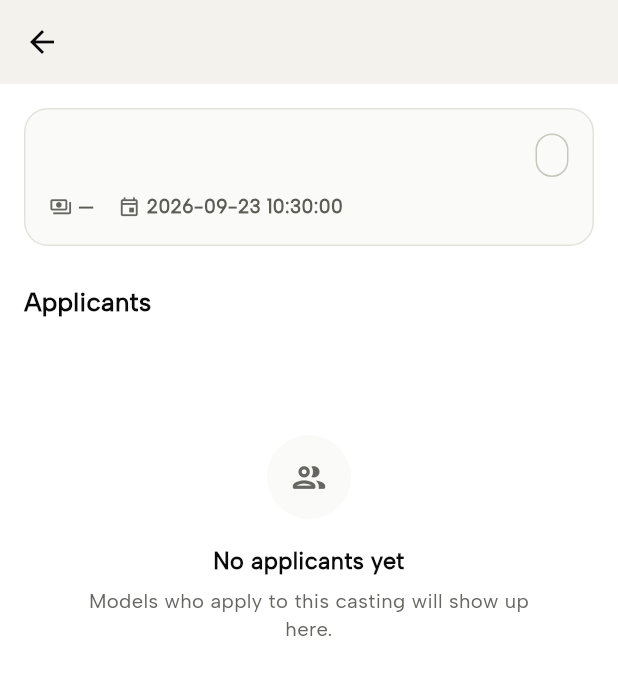
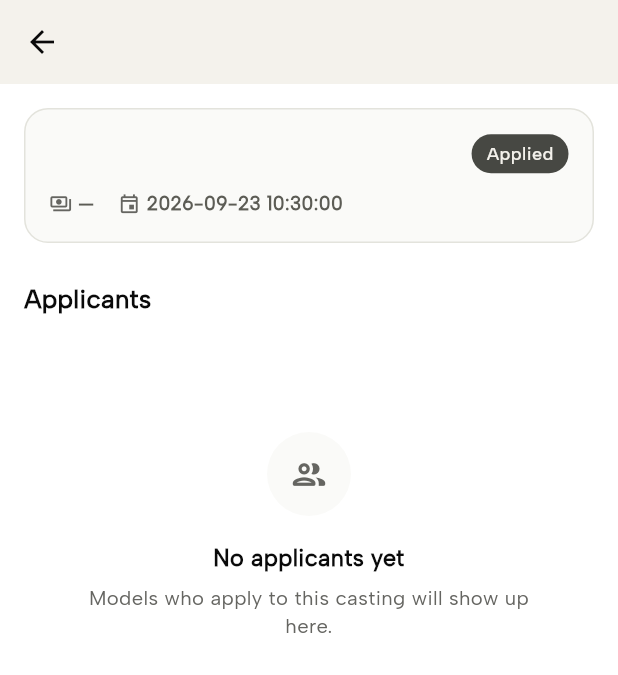
Before and after one commit to Harshilagg/ModelX, a Flutter app: the CastingDetailPage screen opened directly with empty values, on a phone screen of 412 x 824 dp. Shown: the top 675 px of the screen. Run offline on Flutter 3.47's test engine with Material 3 defaults, Android fonts, the phone set to English and light mode, and no system bars; our stand-ins replace app_links, cloud_firestore, firebase_auth, firebase_core, google_fonts, google_generative_ai and 3 more; missing offline and left inert: cryptography; accounts and stored records are empty.

Commit message:
Route the old shared widgets onto the new ones
AppButton forwards to the shared pill, which moves every brand and
agency screen onto the new button shape without editing each one --
the same leverage the type roles use.

Its destructive variant collapses into the outlined one. The palette
has a rejected hue, but it is a fill for status, and a red button in a
design with a single accent reads as an error state rather than as an
action. The wording carries the warning.

StatusPill forwards to AppStatusBadge, which removes the second
classifier. The two disagreed: this one rendered shortlisted and
negotiating identically while the board gave them different meanings,
and its "not selected" branch could be reached by a value the board
read as a booking.

AppTextField is deliberately left alone. It wraps TextFormField and
carries a validator, and the brand and agency forms call
Form.validate() -- forwarding it to the kit's field, which is not a
form field, would silently stop those forms validating. It already
renders in the new family and palette through the input theme, so the
only thing it does not pick up is the 52pt shape. That belongs to the
day those screens are rebuilt.

```diff
--- a/lib/ui/app_theme.dart
+++ b/lib/ui/app_theme.dart
@@ -14,6 +14,7 @@ class AppColors {
   static const Color paperRaised = Color(0xFFFAFAF8);
   static const Color ink = Color(0xFF0A0A0A);
   static const Color inkSoft = Color(0xFF5C5C55);
+
   /// Secondary text.
   ///
   /// Darkened from #8C8C83, which measured 3.03:1 on paper -- readable
--- a/lib/widgets/status_pill.dart
+++ b/lib/widgets/status_pill.dart
@@ -1,116 +1,26 @@
 import 'package:flutter/material.dart';
-import '../ui/app_theme.dart';
 
-/// A single, consistent status indicator for casting/gig application
-/// status — replaces the duplicated `_statusBadge` helpers previously
-/// reimplemented separately in GigCard, CastingCard, and JobsPage.
+import 'kit/kit.dart';
+
+/// A status indicator, as the agency and brand screens ask for it.
 ///
-/// Accepts the raw status string as stored in Firestore (case-insensitive,
-/// e.g. 'applied', 'SHORTLISTED', 'Negotiating', 'ACCEPTED', 'open',
-/// 'draft', 'rejected', 'booked') and maps it to a consistent look.
+/// Forwards to [AppStatusBadge] rather than keeping its own mapping.
+/// There were two classifiers in the app doing the same job from
+/// different vocabularies -- this one and the board's -- and they
+/// disagreed: it rendered 'shortlisted' and 'negotiating' identically
+/// while the board gave them different meanings, and its "not selected"
+/// branch could be reached by a value the board read as a booking.
+///
+/// Kept as a name rather than deleted because six screens reference it,
+/// and swapping a type across all of them is a rename for the day those
+/// screens are rebuilt, not for today.
 class StatusPill extends StatelessWidget {
+  /// The raw status as stored -- case and wording vary by which screen
+  /// wrote it.
   final String status;
 
   const StatusPill({super.key, required this.status});
 
-  _StatusStyle get _style {
-    switch (status.toUpperCase()) {
-      case 'APPLIED':
-      case 'PENDING':
-        return _StatusStyle(
-          label: 'Applied',
-          fg: AppColors.inkSoft,
-          bg: AppColors.paperRaised,
-          border: AppColors.lineStrong,
-        );
-      case 'SHORTLISTED':
-        return _StatusStyle(
-          label: 'Shortlisted',
-          fg: AppColors.gold,
-          bg: AppColors.goldBg,
-          border: Colors.transparent,
-        );
-      case 'NEGOTIATING':
-        return _StatusStyle(
-          label: 'Negotiating',
-          fg: AppColors.gold,
-          bg: AppColors.goldBg,
-          border: Colors.transparent,
-        );
-      case 'ACCEPTED':
-      case 'BOOKED':
-        return _StatusStyle(
-          label: status.toUpperCase() == 'BOOKED' ? 'Booked' : 'Accepted',
-          fg: AppColors.paper,
-          bg: AppColors.ink,
-          border: Colors.transparent,
-        );
-      case 'OPEN':
-        return _StatusStyle(
-          label: 'Open',
-          fg: AppColors.success,
-          bg: AppColors.successBg,
-          border: Colors.transparent,
-        );
-      case 'DRAFT':
-        return _StatusStyle(
-          label: 'Draft',
-          fg: AppColors.inkFaint,
-          bg: AppColors.paperRaised,
-          border: AppColors.lineStrong,
-        );
-      case 'REJECTED':
-      case 'CLOSED':
-        return _StatusStyle(
-          label: status.toUpperCase() == 'CLOSED' ? 'Closed' : 'Not selected',
-          fg: AppColors.select,
-          bg: AppColors.paperRaised,
-          border: Colors.transparent,
-        );
-      default:
-        return _StatusStyle(
-          label: status,
-          fg: AppColors.inkSoft,
-          bg: AppColors.paperRaised,
-          border: AppColors.lineStrong,
-        );
-    }
-  }
-
   @override
-  Widget build(BuildContext context) {
-    final s = _style;
-    return Container(
-      padding: const EdgeInsets.symmetric(horizontal: 10, vertical: 5),
-      decoration: BoxDecoration(
-        color: s.bg,
-        borderRadius: BorderRadius.circular(AppRadius.pill),
-        border: s.border == Colors.transparent
-            ? null
-            : Border.all(color: s.border),
-      ),
-      child: Text(
-        s.label,
-        style: TextStyle(
-          color: s.fg,
-          fontSize: 11.5,
-          fontWeight: FontWeight.w700,
-          letterSpacing: 0.2,
-        ),
-      ),
-    );
-  }
+  Widget build(BuildContext context) => AppStatusBadge.parse(status);
 }
-
-class _StatusStyle {
-  final String label;
-  final Color fg;
-  final Color bg;
-  final Color border;
-  _StatusStyle({
-    required this.label,
-    required this.fg,
-    required this.bg,
-    required this.border,
-  });
-}
```
Also changed, not shown: lib/widgets/app_button.dart (+24 -56 lines).
